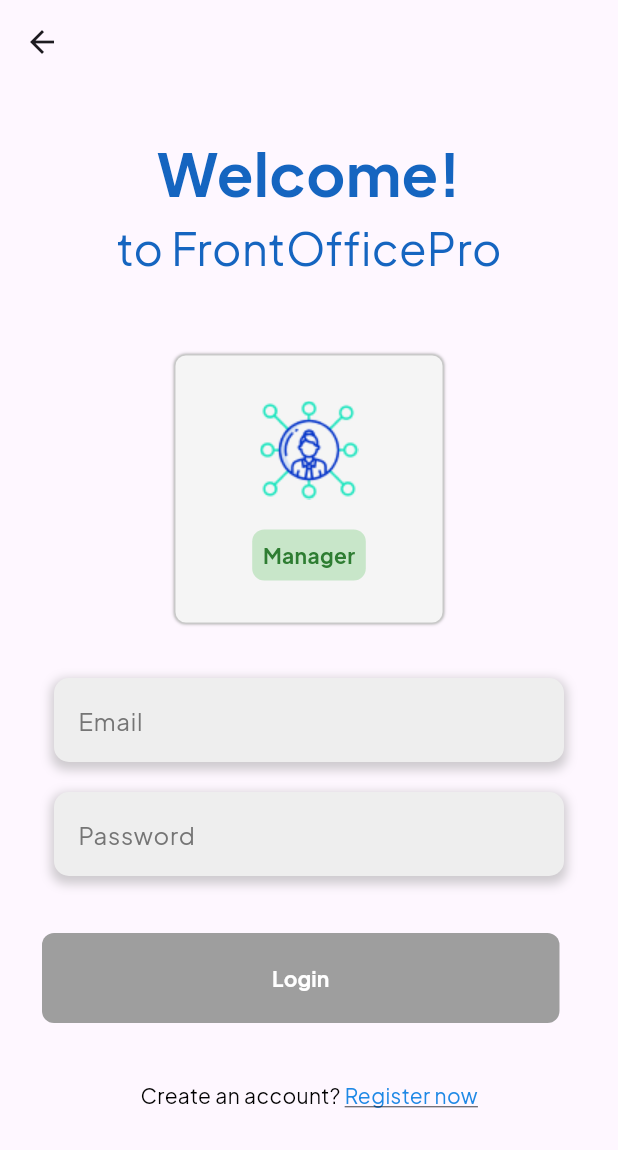
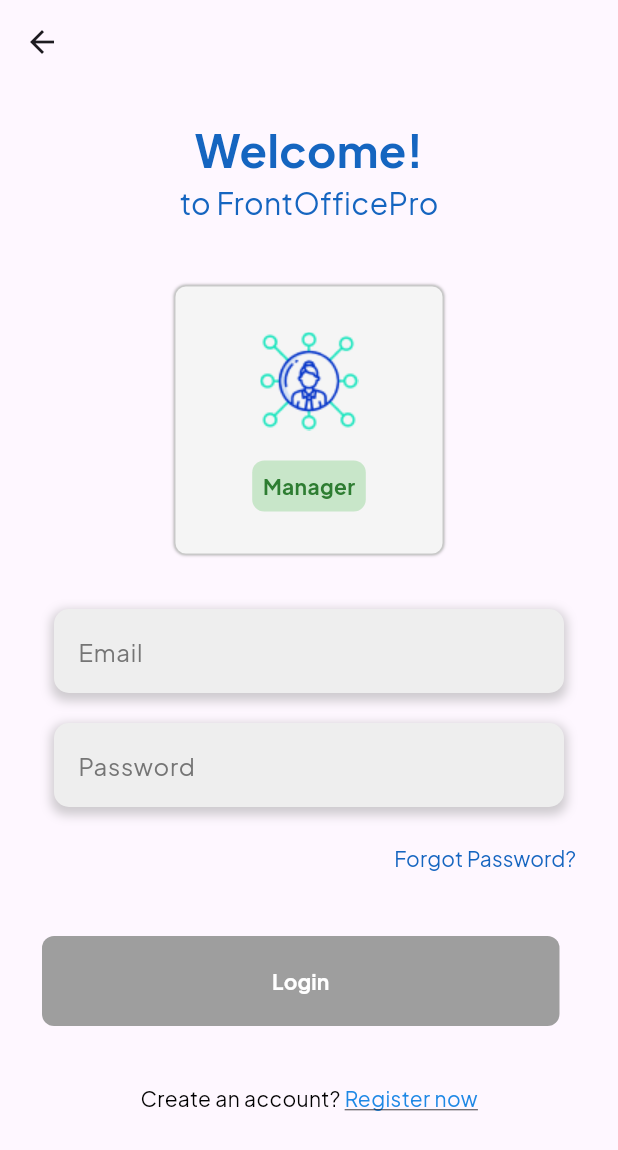
Before and after one commit to afyar08/frontend_hotel, a Flutter app: the Home screen opened directly, after a tap on "Manager", on a phone screen of 412 x 824 dp. Shown: the top 1150 px of the screen. Run offline on Flutter 3.47's test engine with Material 3 defaults, Android fonts, the phone set to English and light mode, and no system bars.

Commit message:
forgot password dan lain lain

```diff
--- a/lib/pages/home.dart
+++ b/lib/pages/home.dart
@@ -21,16 +21,16 @@ class _HomeState extends State<Home> {
             SizedBox(height: 100),
             Text('Welcome!',
                 style: TextStyle(
-                    fontSize: 40,
+                    fontSize: 30,
                     fontWeight: FontWeight.w900,
                     color: Colors.blue[800]),
                 textAlign: TextAlign.left),
             Text(
               'to FrontOfficePro',
-              style: TextStyle(fontSize: 30, color: Colors.blue[800]),
+              style: TextStyle(fontSize: 20, color: Colors.blue[800]),
               textAlign: TextAlign.left,
             ),
-            SizedBox(height: 50),
+            SizedBox(height: 30),
             // ini yang tampilan login costumer
             GestureDetector(
               // ini pas pencet costomer
@@ -128,7 +128,7 @@ class _HomeState extends State<Home> {
                 child: Column(
                   children: <Widget>[
                     Image.asset('assets/images/receptionist.png'),
-                    SizedBox(height: 20),
+                    SizedBox(height: 18),
                     Container(
                       child: Text(
                         'Front Desk',
--- a/lib/pages/login/manager.dart
+++ b/lib/pages/login/manager.dart
@@ -1,4 +1,5 @@
 import 'package:flutter/material.dart';
+import 'package:frontend_hotel/pages/password/forgotpassword.dart';
 import 'package:frontend_hotel/pages/registration/manager_registration.dart'; // Import halaman ManagerRegistration
 
 class Manager extends StatefulWidget {
@@ -22,6 +23,10 @@ class _ManagerState extends State<Manager> {
     }
   }
 
+  void _forgotPassword() {
+    // Handle forgot password action, navigate to appropriate screen
+  }
+
   @override
   Widget build(BuildContext context) {
     return Scaffold(
@@ -33,11 +38,11 @@ class _ManagerState extends State<Manager> {
         child: Column(
           mainAxisAlignment: MainAxisAlignment.start,
           children: <Widget>[
-            SizedBox(height: 10),
+            SizedBox(height: 2),
             Text(
               'Welcome!',
               style: TextStyle(
-                fontSize: 40,
+                fontSize: 30,
                 fontWeight: FontWeight.bold,
                 color: Colors.blue[800],
               ),
@@ -45,10 +50,10 @@ class _ManagerState extends State<Manager> {
             ),
             Text(
               'to FrontOfficePro',
-              style: TextStyle(fontSize: 30, color: Colors.blue[800]),
+              style: TextStyle(fontSize: 20, color: Colors.blue[800]),
               textAlign: TextAlign.left,
             ),
-            SizedBox(height: 50),
+            SizedBox(height: 40),
             // Existing content
             Container(
               child: Column(
@@ -161,7 +166,29 @@ class _ManagerState extends State<Manager> {
                       ),
                     ),
                   ),
-                  SizedBox(height: 30),
+                  SizedBox(height: 10),
+                  Row(
+                    mainAxisAlignment: MainAxisAlignment.end,
+                    children: [
+                      TextButton(
+                        onPressed: () {
+                          Navigator.push(
+                            context,
+                            MaterialPageRoute(
+                              builder: (context) => Forgotpassword(),
+                            ),
+                          );
+                        },
+                        child: Text(
+                          'Forgot Password?',
+                          style: TextStyle(
+                            color: Colors.blue[800],
+                          ),
+                        ),
+                      ),
+                    ],
+                  ),
+                  SizedBox(height: 20),
                   TextButton(
                     onPressed: (_isEmailFilled && _isPasswordFilled)
                         ? _trySubmit
--- a/lib/pages/registration/manager_registration.dart
+++ b/lib/pages/registration/manager_registration.dart
@@ -26,7 +26,7 @@ class _ManagerRegistrationState extends State<ManagerRegistration> {
                     TextSpan(
                       text: 'Register!\n',
                       style: TextStyle(
-                        fontSize: 40,
+                        fontSize: 35,
                         fontWeight: FontWeight.bold,
                         color: Colors.blue[800],
                       ),
@@ -34,7 +34,7 @@ class _ManagerRegistrationState extends State<ManagerRegistration> {
                     TextSpan(
                       text: 'your manager account.',
                       style: TextStyle(
-                        fontSize: 40,
+                        fontSize: 30,
                         color: Colors.blue[800],
                       ),
                     ),
--- a/pubspec.yaml
+++ b/pubspec.yaml
@@ -64,6 +64,8 @@ flutter:
     - assets/images/network.png
     - assets/images/receptionist.png
     - assets/images/home.png
+    - assets/images/lock.png
+    - assets/images/approved.png
   #   - images/a_dot_ham.jpeg
 
   # An image asset can refer to one or more resolution-specific "variants", see
```
Also changed, not shown: lib/pages/home1.dart (+4 -4 lines), lib/pages/login/customer.dart (+28 -1 lines), lib/pages/login/frontoffice.dart (+4 -4 lines), lib/pages/password/forgotpassword.dart (added, +140 -0 lines), lib/pages/password/recover.dart (added, +52 -0 lines), assets/images/approved.png (added), assets/images/lock.png (added), lib/pages/customer/customer_dashboard.dart (added), lib/pages/frontdesk/frontdesk_dashboard.dart (added), lib/pages/manager/manager_dashboard.dart (added). Lines whose indentation alone changed are shown as unchanged.
